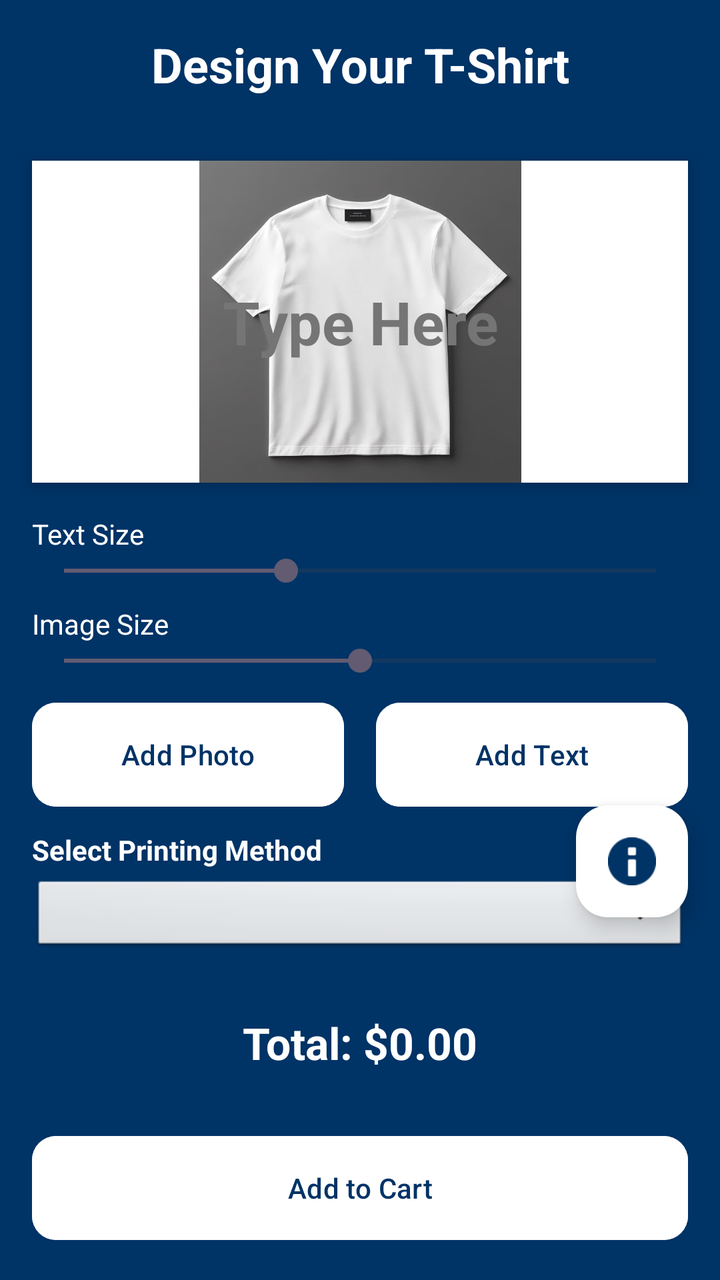
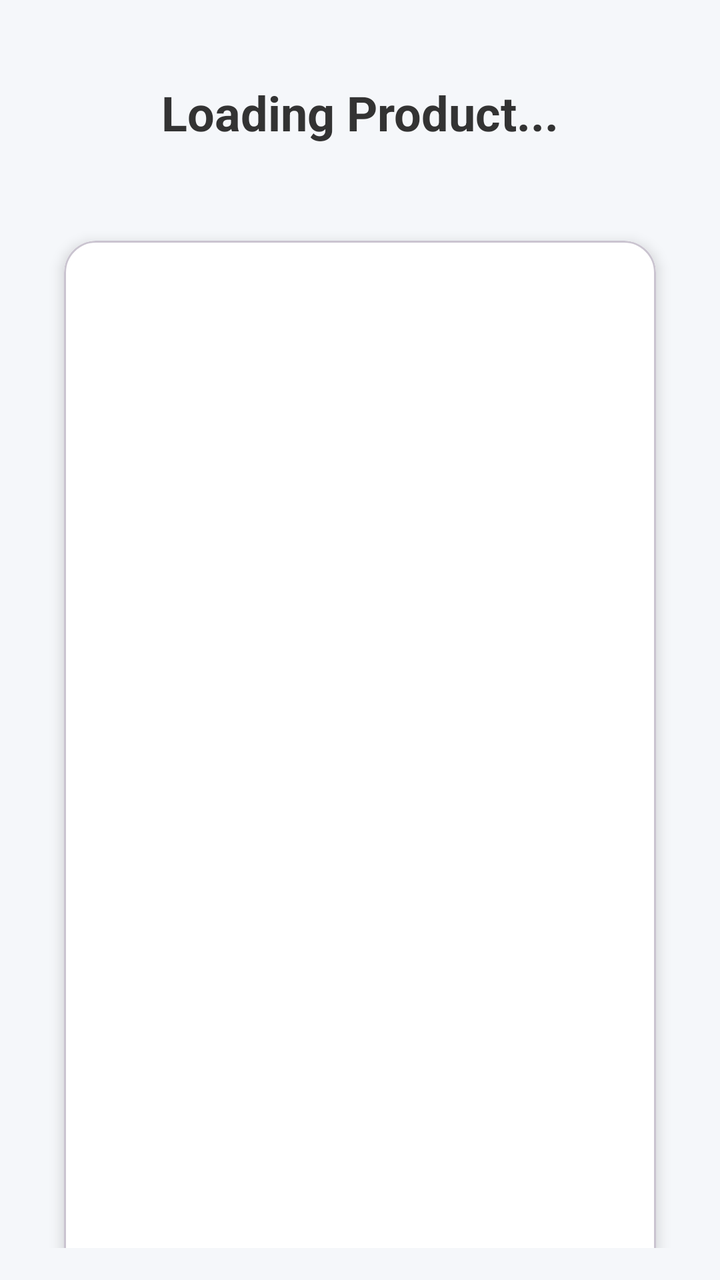

Two renders of the same Android screen: before a commit and after it. Below are the layout's source before the change and the commit's diff.
<!-- AndroidManifest.xml: application theme Theme.PrintIt -->
<!-- res/layout/activity_design_studio.xml -->
<?xml version="1.0" encoding="utf-8"?>
<RelativeLayout xmlns:android="http://schemas.android.com/apk/res/android"
    xmlns:app="http://schemas.android.com/apk/res-auto"
    android:layout_width="match_parent"
    android:layout_height="match_parent"
    android:background="@color/caicon_blue_primary">

    <TextView
        android:id="@+id/tv_title"
        android:layout_width="match_parent"
        android:layout_height="wrap_content"
        android:text="Design Your T-Shirt"
        android:textSize="24sp"
        android:textStyle="bold"
        android:textColor="@color/white"
        android:gravity="center"
        android:padding="16dp"
        android:layout_alignParentTop="true"/>

    <RelativeLayout
        android:id="@+id/shirt_container"
        android:layout_width="match_parent"
        android:layout_height="match_parent"
        android:layout_below="@id/tv_title"
        android:layout_above="@id/control_panel"
        android:layout_margin="16dp"
        android:background="@color/white"
        android:elevation="4dp">

        <ImageView
            android:id="@+id/iv_tshirt_base"
            android:layout_width="match_parent"
            android:layout_height="match_parent"
            android:scaleType="fitCenter"
            android:src="@drawable/blank_tshirt" />

        <ImageView
            android:id="@+id/iv_custom_design"
            android:layout_width="150dp"
            android:layout_height="150dp"
            android:layout_centerInParent="true"
            android:scaleType="fitCenter"
            android:src="@android:color/transparent" />

        <EditText
            android:id="@+id/tv_custom_text"
            android:layout_width="wrap_content"
            android:layout_height="wrap_content"
            android:layout_centerInParent="true"
            android:hint="Type Here"
            android:textColorHint="#757575"
            android:background="@android:color/transparent"
            android:textColor="@android:color/black"
            android:textSize="30sp"
            android:textStyle="bold"
            android:gravity="center"
            android:padding="10dp"/>

    </RelativeLayout>

    <LinearLayout
        android:id="@+id/control_panel"
        android:layout_width="match_parent"
        android:layout_height="wrap_content"
        android:layout_above="@id/bottom_buttons"
        android:orientation="vertical"
        android:layout_marginHorizontal="16dp"
        android:layout_marginBottom="8dp">

        <TextView
            android:layout_width="wrap_content"
            android:layout_height="wrap_content"
            android:text="Text Size"
            android:textColor="@color/white"/>
        <SeekBar
            android:id="@+id/textSizeSlider"
            android:layout_width="match_parent"
            android:layout_height="wrap_content"
            android:max="80"
            android:progress="30" />

        <TextView
            android:layout_width="wrap_content"
            android:layout_height="wrap_content"
            android:text="Image Size"
            android:textColor="@color/white"
            android:layout_marginTop="8dp"/>
        <SeekBar
            android:id="@+id/imageSizeSlider"
            android:layout_width="match_parent"
            android:layout_height="wrap_content"
            android:max="200"
            android:progress="100" />
    </LinearLayout>

    <LinearLayout
        android:id="@+id/bottom_buttons"
        android:layout_width="match_parent"
        android:layout_height="wrap_content"
        android:layout_above="@id/printer_selection_container"
        android:orientation="horizontal"
        android:layout_marginHorizontal="16dp"
        android:layout_marginBottom="8dp">

        <Button
            android:id="@+id/btn_upload_design"
            android:layout_width="0dp"
            android:layout_height="60dp"
            android:layout_weight="1"
            android:text="Add Photo"
            android:textColor="@color/caicon_blue_primary"
            android:backgroundTint="@color/white"
            app:cornerRadius="12dp"
            android:layout_marginEnd="8dp"/>

        <Button
            android:id="@+id/btn_add_text"
            android:layout_width="0dp"
            android:layout_height="60dp"
            android:layout_weight="1"
            android:text="Add Text"
            android:textColor="@color/caicon_blue_primary"
            android:backgroundTint="@color/white"
            app:cornerRadius="12dp"
            android:layout_marginStart="8dp"/>
    </LinearLayout>

    <LinearLayout
        android:id="@+id/printer_selection_container"
        android:layout_width="match_parent"
        android:layout_height="wrap_content"
        android:layout_above="@id/tv_product_price"
        android:orientation="vertical"
        android:layout_marginHorizontal="16dp"
        android:layout_marginBottom="8dp">

        <TextView
            android:layout_width="match_parent"
            android:layout_height="wrap_content"
            android:text="Select Printing Method"
            android:textColor="@color/white"
            android:textStyle="bold"
            android:layout_marginBottom="4dp"/>

        <Spinner
            android:id="@+id/spinner_studio_printer"
            android:layout_width="match_parent"
            android:layout_height="40dp"
            android:background="@android:drawable/btn_dropdown" />

        <TextView
            android:id="@+id/tv_studio_printer_warning"
            android:layout_width="match_parent"
            android:layout_height="wrap_content"
            android:textColor="#FFCDD2"
            android:textSize="12sp"
            android:textStyle="italic"
            android:layout_marginTop="4dp"/>
    </LinearLayout>

    <com.google.android.material.floatingactionbutton.FloatingActionButton
        android:id="@+id/fab_chat"
        android:layout_width="wrap_content"
        android:layout_height="wrap_content"
        android:layout_above="@id/tv_product_price"
        android:layout_alignParentEnd="true"
        android:layout_marginEnd="16dp"
        android:layout_marginBottom="48dp"
        android:contentDescription="Ask AI Chatbot"
        android:src="@android:drawable/ic_dialog_info"
        app:backgroundTint="@color/white"
        app:tint="@color/caicon_blue_primary" />

    <TextView
        android:id="@+id/tv_product_price"
        android:layout_width="match_parent"
        android:layout_height="wrap_content"
        android:layout_above="@id/btn_add_to_cart"
        android:text="Total: $0.00"
        android:textColor="@color/white"
        android:textSize="22sp"
        android:textStyle="bold"
        android:gravity="center"
        android:layout_marginBottom="12dp"/>

    <Button
        android:id="@+id/btn_add_to_cart"
        android:layout_width="match_parent"
        android:layout_height="60dp"
        android:text="Add to Cart"
        android:textColor="@color/caicon_blue_primary"
        android:backgroundTint="@color/white"
        app:cornerRadius="12dp"
        android:layout_alignParentBottom="true"
        android:layout_margin="16dp"/>

</RelativeLayout>
<!-- resources referenced by this layout -->
<resources>
  <color name="caicon_blue_primary">#003366</color>
  <color name="white">#FFFFFF</color>
  <!-- drawable blank_tshirt: jpg bitmap (drawable, 22947 bytes) -->
  <style name="Theme.PrintIt" parent="Base.Theme.PrintIt" />
  <style name="Base.Theme.PrintIt" parent="Theme.Material3.DayNight.NoActionBar">
          <item name="colorPrimary">@color/caicon_blue_primary</item>
          <item name="colorPrimaryVariant">@color/caicon_blue_primary</item>
  
          <item name="android:statusBarColor">@color/caicon_blue_primary</item>
          <item name="android:windowSplashScreenBackground">@color/caicon_blue_primary</item>
  
          <item name="android:windowBackground">@color/caicon_blue_primary</item>
      </style>
</resources>

<!-- the commit's change to res/layout/activity_design_studio.xml (unified diff, before → after) -->
@@ -1,197 +1,98 @@
 <?xml version="1.0" encoding="utf-8"?>
-<RelativeLayout xmlns:android="http://schemas.android.com/apk/res/android"
+<LinearLayout
+    xmlns:android="http://schemas.android.com/apk/res/android"
     xmlns:app="http://schemas.android.com/apk/res-auto"
     android:layout_width="match_parent"
     android:layout_height="match_parent"
-    android:background="@color/caicon_blue_primary">
+    android:orientation="vertical"
+    android:padding="16dp"
+    android:background="#F5F7FA"
+    android:gravity="center_horizontal">
 
     <TextView
-        android:id="@+id/tv_title"
+        android:id="@+id/tvDesignTitle"
+        android:layout_width="wrap_content"
+        android:layout_height="wrap_content"
+        android:layout_marginTop="24dp"
+        android:layout_marginBottom="32dp"
+        android:text="Loading Product..."
+        android:textSize="24sp"
+        android:textStyle="bold"
+        android:textColor="#333333" />
+
+    <com.google.android.material.card.MaterialCardView
+        android:layout_width="match_parent"
+        android:layout_height="550dp"
+        android:layout_margin="16dp"
+        app:cardCornerRadius="16dp"
+        app:cardElevation="4dp">
+
+        <RelativeLayout
+            android:id="@+id/designCanvas"
+            android:layout_width="match_parent"
+            android:layout_height="match_parent"
+            android:background="@android:color/white">
+
+            <ImageView
+                android:id="@+id/ivProductBackground"
+                android:layout_width="match_parent"
+                android:layout_height="match_parent"
+                android:padding="8dp"
+                android:scaleType="centerInside" />
+
+            <FrameLayout
+                android:id="@+id/safeZone"
+                android:layout_width="match_parent"
+                android:layout_height="match_parent"
+                android:clipChildren="true" />
+
+        </RelativeLayout>
+    </com.google.android.material.card.MaterialCardView>
+
+
+
+    <LinearLayout
         android:layout_width="match_parent"
         android:layout_height="wrap_content"
-        android:text="Design Your T-Shirt"
-        android:textSize="24sp"
-        android:textStyle="bold"
-        android:textColor="@color/white"
-        android:gravity="center"
-        android:padding="16dp"
-        android:layout_alignParentTop="true"/>
-
-    <RelativeLayout
-        android:id="@+id/shirt_container"
-        android:layout_width="match_parent"
-        android:layout_height="match_parent"
-        android:layout_below="@id/tv_title"
-        android:layout_above="@id/control_panel"
-        android:layout_margin="16dp"
-        android:background="@color/white"
-        android:elevation="4dp">
-
-        <ImageView
-            android:id="@+id/iv_tshirt_base"
-            android:layout_width="match_parent"
-            android:layout_height="match_parent"
-            android:scaleType="fitCenter"
-            android:src="@drawable/blank_tshirt" />
-
-        <ImageView
-            android:id="@+id/iv_custom_design"
-            android:layout_width="150dp"
-            android:layout_height="150dp"
-            android:layout_centerInParent="true"
-            android:scaleType="fitCenter"
-            android:src="@android:color/transparent" />
-
-        <EditText
-            android:id="@+id/tv_custom_text"
-            android:layout_width="wrap_content"
-            android:layout_height="wrap_content"
-            android:layout_centerInParent="true"
-            android:hint="Type Here"
-            android:textColorHint="#757575"
-            android:background="@android:color/transparent"
-            android:textColor="@android:color/black"
-            android:textSize="30sp"
-            android:textStyle="bold"
-            android:gravity="center"
-            android:padding="10dp"/>
-
-    </RelativeLayout>
-
-    <LinearLayout
-        android:id="@+id/control_panel"
-        android:layout_width="match_parent"
-        android:layout_height="wrap_content"
-        android:layout_above="@id/bottom_buttons"
-        android:orientation="vertical"
         android:layout_marginHorizontal="16dp"
-        android:layout_marginBottom="8dp">
-
-        <TextView
-            android:layout_width="wrap_content"
-            android:layout_height="wrap_content"
-            android:text="Text Size"
-            android:textColor="@color/white"/>
-        <SeekBar
-            android:id="@+id/textSizeSlider"
-            android:layout_width="match_parent"
-            android:layout_height="wrap_content"
-            android:max="80"
-            android:progress="30" />
-
-        <TextView
-            android:layout_width="wrap_content"
-            android:layout_height="wrap_content"
-            android:text="Image Size"
-            android:textColor="@color/white"
-            android:layout_marginTop="8dp"/>
-        <SeekBar
-            android:id="@+id/imageSizeSlider"
-            android:layout_width="match_parent"
-            android:layout_height="wrap_content"
-            android:max="200"
-            android:progress="100" />
-    </LinearLayout>
-
-    <LinearLayout
-        android:id="@+id/bottom_buttons"
-        android:layout_width="match_parent"
-        android:layout_height="wrap_content"
-        android:layout_above="@id/printer_selection_container"
-        android:orientation="horizontal"
-        android:layout_marginHorizontal="16dp"
-        android:layout_marginBottom="8dp">
+        android:layout_marginTop="24dp"
+        android:orientation="horizontal">
 
         <Button
-            android:id="@+id/btn_upload_design"
+            android:id="@+id/btnUploadDesign"
             android:layout_width="0dp"
             android:layout_height="60dp"
             android:layout_weight="1"
-            android:text="Add Photo"
-            android:textColor="@color/caicon_blue_primary"
-            android:backgroundTint="@color/white"
-            app:cornerRadius="12dp"
-            android:layout_marginEnd="8dp"/>
+            android:layout_marginEnd="8dp"
+            android:text="ADD IMAGE"
+            android:textStyle="bold"
+            android:textColor="#FFFFFF"
+            android:backgroundTint="@color/caicon_blue_primary" />
 
         <Button
-            android:id="@+id/btn_add_text"
+            android:id="@+id/btnAddText"
             android:layout_width="0dp"
             android:layout_height="60dp"
             android:layout_weight="1"
-            android:text="Add Text"
-            android:textColor="@color/caicon_blue_primary"
-            android:backgroundTint="@color/white"
-            app:cornerRadius="12dp"
-            android:layout_marginStart="8dp"/>
+            android:layout_marginStart="8dp"
+            android:text="ADD TEXT"
+            android:textStyle="bold"
+            android:textColor="#FFFFFF"
+            android:backgroundTint="@color/caicon_blue_primary" />
     </LinearLayout>
 
-    <LinearLayout
-        android:id="@+id/printer_selection_container"
-        android:layout_width="match_parent"
-        android:layout_height="wrap_content"
-        android:layout_above="@id/tv_product_price"
-        android:orientation="vertical"
-        android:layout_marginHorizontal="16dp"
-        android:layout_marginBottom="8dp">
-
-        <TextView
-            android:layout_width="match_parent"
-            android:layout_height="wrap_content"
-            android:text="Select Printing Method"
-            android:textColor="@color/white"
-            android:textStyle="bold"
-            android:layout_marginBottom="4dp"/>
-
-        <Spinner
-            android:id="@+id/spinner_studio_printer"
-            android:layout_width="match_parent"
-            android:layout_height="40dp"
-            android:background="@android:drawable/btn_dropdown" />
-
-        <TextView
-            android:id="@+id/tv_studio_printer_warning"
-            android:layout_width="match_parent"
-            android:layout_height="wrap_content"
-            android:textColor="#FFCDD2"
-            android:textSize="12sp"
-            android:textStyle="italic"
-            android:layout_marginTop="4dp"/>
-    </LinearLayout>
-
-    <com.google.android.material.floatingactionbutton.FloatingActionButton
-        android:id="@+id/fab_chat"
-        android:layout_width="wrap_content"
-        android:layout_height="wrap_content"
-        android:layout_above="@id/tv_product_price"
-        android:layout_alignParentEnd="true"
-        android:layout_marginEnd="16dp"
-        android:layout_marginBottom="48dp"
-        android:contentDescription="Ask AI Chatbot"
-        android:src="@android:drawable/ic_dialog_info"
-        app:backgroundTint="@color/white"
-        app:tint="@color/caicon_blue_primary" />
-
-    <TextView
-        android:id="@+id/tv_product_price"
-        android:layout_width="match_parent"
-        android:layout_height="wrap_content"
-        android:layout_above="@id/btn_add_to_cart"
-        android:text="Total: $0.00"
-        android:textColor="@color/white"
-        android:textSize="22sp"
-        android:textStyle="bold"
-        android:gravity="center"
-        android:layout_marginBottom="12dp"/>
-
     <Button
-        android:id="@+id/btn_add_to_cart"
+        android:id="@+id/btnAddToCart"
         android:layout_width="match_parent"
         android:layout_height="60dp"
-        android:text="Add to Cart"
+        android:layout_marginHorizontal="16dp"
+        android:layout_marginTop="16dp"
+        android:text="ADD TO CART"
+        android:textSize="16sp"
+        android:textStyle="bold"
         android:textColor="@color/caicon_blue_primary"
-        android:backgroundTint="@color/white"
-        app:cornerRadius="12dp"
-        android:layout_alignParentBottom="true"
-        android:layout_margin="16dp"/>
+        android:backgroundTint="#FFFFFF"
+        app:strokeColor="@color/caicon_blue_primary"
+        app:strokeWidth="2dp" />
 
-</RelativeLayout>
+</LinearLayout>
<!-- resource entries referenced after the edit -->
@@ -1,17 +1,16 @@
 <!-- resources referenced by this layout -->
 <resources>
   <color name="caicon_blue_primary">#003366</color>
-  <color name="white">#FFFFFF</color>
-  <!-- drawable blank_tshirt: jpg bitmap (drawable, 22947 bytes) -->
   <style name="Theme.PrintIt" parent="Base.Theme.PrintIt" />
   <style name="Base.Theme.PrintIt" parent="Theme.Material3.DayNight.NoActionBar">
           <item name="colorPrimary">@color/caicon_blue_primary</item>
           <item name="colorPrimaryVariant">@color/caicon_blue_primary</item>
   
           <item name="android:statusBarColor">@color/caicon_blue_primary</item>
-          <item name="android:windowSplashScreenBackground">@color/caicon_blue_primary</item>
+          <item name="android:windowSplashScreenBackground" tools:targetApi="31">@color/caicon_blue_primary</item>
+          <item name="android:windowBackground">@color/caicon_blue_primary</item>
   
-          <item name="android:windowBackground">@color/caicon_blue_primary</item>
+          <item name="colorControlActivated">@color/caicon_blue_primary</item>
       </style>
 </resources>
 
